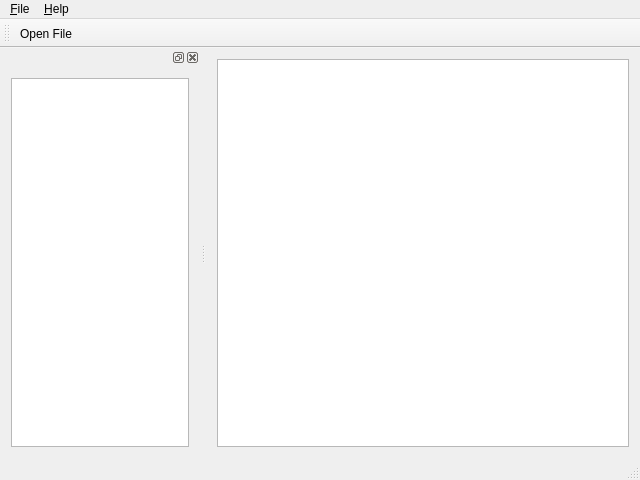
First picture: the form in msceditor/mainwindow.ui, repository esa/spacecreator, before the edit.
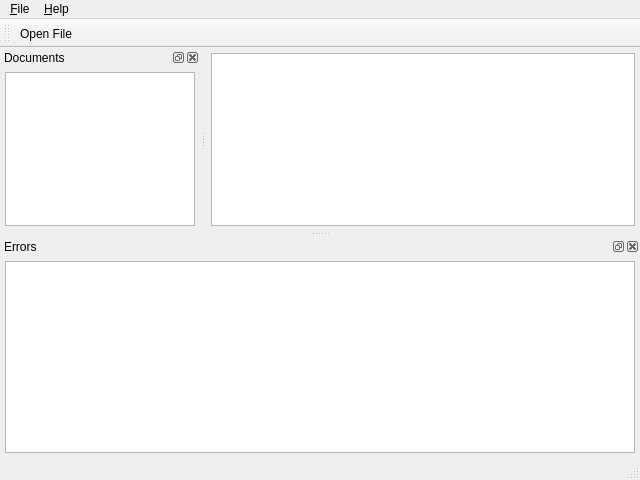
Second picture: the form after the edit. Custom widgets are drawn as their Qt base class.

Commit message: Show parsing errors

Patch:
```diff
--- a/msceditor/mainwindow.ui
+++ b/msceditor/mainwindow.ui
@@ -13,10 +13,34 @@
   <property name="windowTitle">
    <string>MSC Editor</string>
   </property>
+  <property name="layoutDirection">
+   <enum>Qt::LeftToRight</enum>
+  </property>
   <widget class="QWidget" name="centralWidget">
    <layout class="QGridLayout" name="gridLayout_2">
+    <property name="leftMargin">
+     <number>5</number>
+    </property>
+    <property name="topMargin">
+     <number>5</number>
+    </property>
+    <property name="rightMargin">
+     <number>5</number>
+    </property>
+    <property name="bottomMargin">
+     <number>5</number>
+    </property>
+    <property name="spacing">
+     <number>5</number>
+    </property>
     <item row="0" column="0">
      <widget class="msc::GraphicsView" name="graphicsView">
+      <property name="sizePolicy">
+       <sizepolicy hsizetype="Expanding" vsizetype="Expanding">
+        <horstretch>0</horstretch>
+        <verstretch>0</verstretch>
+       </sizepolicy>
+      </property>
       <property name="minimumSize">
        <size>
         <width>200</width>
@@ -67,7 +91,7 @@
    <property name="minimumSize">
     <size>
      <width>200</width>
-     <height>107</height>
+     <height>117</height>
     </size>
    </property>
    <property name="maximumSize">
@@ -76,15 +100,33 @@
      <height>524287</height>
     </size>
    </property>
+   <property name="windowTitle">
+    <string>Documents</string>
+   </property>
    <attribute name="dockWidgetArea">
     <number>1</number>
    </attribute>
    <widget class="QWidget" name="dockWidgetContents">
     <layout class="QGridLayout" name="gridLayout">
+     <property name="leftMargin">
+      <number>5</number>
+     </property>
+     <property name="topMargin">
+      <number>5</number>
+     </property>
+     <property name="rightMargin">
+      <number>5</number>
+     </property>
+     <property name="bottomMargin">
+      <number>5</number>
+     </property>
+     <property name="spacing">
+      <number>5</number>
+     </property>
      <item row="0" column="0">
       <widget class="QTreeView" name="documentTreeView">
        <property name="sizePolicy">
-        <sizepolicy hsizetype="Preferred" vsizetype="Expanding">
+        <sizepolicy hsizetype="Expanding" vsizetype="Expanding">
          <horstretch>0</horstretch>
          <verstretch>0</verstretch>
         </sizepolicy>
@@ -112,6 +154,52 @@
     </layout>
    </widget>
   </widget>
+  <widget class="QDockWidget" name="dockWidget_2">
+   <property name="floating">
+    <bool>false</bool>
+   </property>
+   <property name="windowTitle">
+    <string>Errors</string>
+   </property>
+   <attribute name="dockWidgetArea">
+    <number>8</number>
+   </attribute>
+   <widget class="QWidget" name="dockWidgetContents_2">
+    <layout class="QVBoxLayout" name="verticalLayout" stretch="0">
+     <property name="spacing">
+      <number>5</number>
+     </property>
+     <property name="sizeConstraint">
+      <enum>QLayout::SetMinimumSize</enum>
+     </property>
+     <property name="leftMargin">
+      <number>5</number>
+     </property>
+     <property name="topMargin">
+      <number>5</number>
+     </property>
+     <property name="rightMargin">
+      <number>5</number>
+     </property>
+     <property name="bottomMargin">
+      <number>5</number>
+     </property>
+     <item>
+      <widget class="QPlainTextEdit" name="errorTextEdit">
+       <property name="sizePolicy">
+        <sizepolicy hsizetype="Preferred" vsizetype="Preferred">
+         <horstretch>0</horstretch>
+         <verstretch>0</verstretch>
+        </sizepolicy>
+       </property>
+       <property name="readOnly">
+        <bool>true</bool>
+       </property>
+      </widget>
+     </item>
+    </layout>
+   </widget>
+  </widget>
   <action name="actionQuit">
    <property name="text">
     <string>&amp;Quit</string>
```
Left out of the diff: 5 changed lines with no effect on the pictures. The commit also changes 7 other files.
